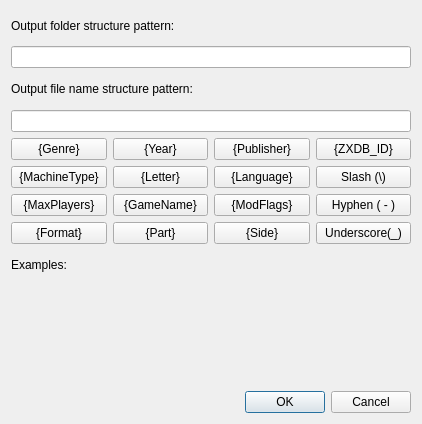
First picture: the form in ui/OutputFolderStructureEditor.ui, repository ladyeklipse/ZX-Pokemaster, before the edit.
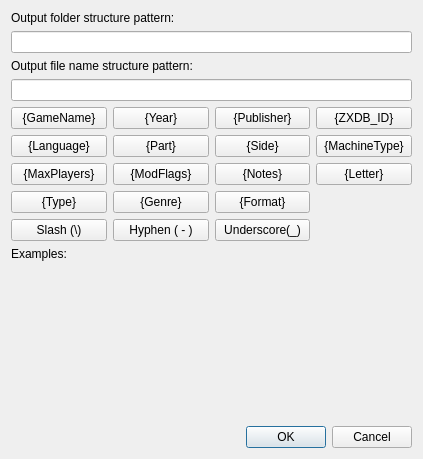
Second picture: the form after the edit.

```diff
--- a/ui/OutputFolderStructureEditor.ui
+++ b/ui/OutputFolderStructureEditor.ui
@@ -6,14 +6,97 @@
    <rect>
     <x>0</x>
     <y>0</y>
-    <width>422</width>
-    <height>424</height>
+    <width>423</width>
+    <height>459</height>
    </rect>
   </property>
   <property name="windowTitle">
    <string>Edit output folder structure</string>
   </property>
-  <layout class="QGridLayout" name="gridLayout">
+  <layout class="QGridLayout" name="gridLayout" rowstretch="0,0,0,0,0,0,0,0,0,0,0,0,0,1,0">
+   <item row="7" column="1">
+    <widget class="QPushButton" name="btnPart">
+     <property name="focusPolicy">
+      <enum>Qt::NoFocus</enum>
+     </property>
+     <property name="text">
+      <string>{Part}</string>
+     </property>
+    </widget>
+   </item>
+   <item row="7" column="2">
+    <widget class="QPushButton" name="btnSide">
+     <property name="focusPolicy">
+      <enum>Qt::NoFocus</enum>
+     </property>
+     <property name="text">
+      <string>{Side}</string>
+     </property>
+    </widget>
+   </item>
+   <item row="11" column="2">
+    <widget class="QPushButton" name="btnUnderscore">
+     <property name="focusPolicy">
+      <enum>Qt::NoFocus</enum>
+     </property>
+     <property name="text">
+      <string>Underscore(_)</string>
+     </property>
+    </widget>
+   </item>
+   <item row="8" column="0">
+    <widget class="QPushButton" name="btnNumberOfPlayers">
+     <property name="focusPolicy">
+      <enum>Qt::NoFocus</enum>
+     </property>
+     <property name="text">
+      <string>{MaxPlayers}</string>
+     </property>
+    </widget>
+   </item>
+   <item row="11" column="1">
+    <widget class="QPushButton" name="btnHyphen">
+     <property name="focusPolicy">
+      <enum>Qt::NoFocus</enum>
+     </property>
+     <property name="text">
+      <string>Hyphen ( - )</string>
+     </property>
+    </widget>
+   </item>
+   <item row="11" column="0">
+    <widget class="QPushButton" name="btnSlash">
+     <property name="focusPolicy">
+      <enum>Qt::NoFocus</enum>
+     </property>
+     <property name="text">
+      <string>Slash (\)</string>
+     </property>
+    </widget>
+   </item>
+   <item row="9" column="0">
+    <widget class="QPushButton" name="btnType">
+     <property name="focusPolicy">
+      <enum>Qt::NoFocus</enum>
+     </property>
+     <property name="contextMenuPolicy">
+      <enum>Qt::DefaultContextMenu</enum>
+     </property>
+     <property name="text">
+      <string>{Type}</string>
+     </property>
+    </widget>
+   </item>
+   <item row="9" column="1">
+    <widget class="QPushButton" name="btnGenre">
+     <property name="focusPolicy">
+      <enum>Qt::NoFocus</enum>
+     </property>
+     <property name="text">
+      <string>{Genre}</string>
+     </property>
+    </widget>
+   </item>
    <item row="0" column="0" colspan="2">
     <widget class="QLabel" name="label">
      <property name="text">
@@ -21,36 +104,6 @@
      </property>
     </widget>
    </item>
-   <item row="6" column="1">
-    <widget class="QPushButton" name="btnYear">
-     <property name="focusPolicy">
-      <enum>Qt::NoFocus</enum>
-     </property>
-     <property name="text">
-      <string>{Year}</string>
-     </property>
-    </widget>
-   </item>
-   <item row="8" column="1">
-    <widget class="QPushButton" name="btnGameName">
-     <property name="focusPolicy">
-      <enum>Qt::NoFocus</enum>
-     </property>
-     <property name="text">
-      <string>{GameName}</string>
-     </property>
-    </widget>
-   </item>
-   <item row="7" column="1">
-    <widget class="QPushButton" name="btnLetter">
-     <property name="focusPolicy">
-      <enum>Qt::NoFocus</enum>
-     </property>
-     <property name="text">
-      <string>{Letter}</string>
-     </property>
-    </widget>
-   </item>
    <item row="6" column="3">
     <widget class="QPushButton" name="btnZXDB_ID">
      <property name="focusPolicy">
@@ -61,16 +114,6 @@
      </property>
     </widget>
    </item>
-   <item row="8" column="3">
-    <widget class="QPushButton" name="btnHyphen">
-     <property name="focusPolicy">
-      <enum>Qt::NoFocus</enum>
-     </property>
-     <property name="text">
-      <string>Hyphen ( - )</string>
-     </property>
-    </widget>
-   </item>
    <item row="3" column="0" colspan="4">
     <widget class="QLineEdit" name="txtOutputFileNameStructure">
      <property name="text">
@@ -85,17 +128,7 @@
      </property>
     </widget>
    </item>
-   <item row="6" column="0">
-    <widget class="QPushButton" name="btnGenre">
-     <property name="focusPolicy">
-      <enum>Qt::NoFocus</enum>
-     </property>
-     <property name="text">
-      <string>{Genre}</string>
-     </property>
-    </widget>
-   </item>
-   <item row="12" column="1" colspan="3">
+   <item row="14" column="1" colspan="3">
     <widget class="QDialogButtonBox" name="buttonBox">
      <property name="focusPolicy">
       <enum>Qt::NoFocus</enum>
@@ -108,117 +141,17 @@
      </property>
     </widget>
    </item>
-   <item row="9" column="0">
-    <widget class="QPushButton" name="btnFormat">
-     <property name="focusPolicy">
-      <enum>Qt::NoFocus</enum>
-     </property>
-     <property name="text">
-      <string>{Format}</string>
-     </property>
-    </widget>
-   </item>
-   <item row="8" column="0">
-    <widget class="QPushButton" name="btnNumberOfPlayers">
-     <property name="focusPolicy">
-      <enum>Qt::NoFocus</enum>
-     </property>
-     <property name="text">
-      <string>{MaxPlayers}</string>
-     </property>
-    </widget>
-   </item>
-   <item row="9" column="3">
-    <widget class="QPushButton" name="btnUnderscore">
-     <property name="focusPolicy">
-      <enum>Qt::NoFocus</enum>
-     </property>
-     <property name="text">
-      <string>Underscore(_)</string>
-     </property>
-    </widget>
-   </item>
-   <item row="7" column="3">
-    <widget class="QPushButton" name="btnSlash">
-     <property name="focusPolicy">
-      <enum>Qt::NoFocus</enum>
-     </property>
-     <property name="text">
-      <string>Slash (\)</string>
-     </property>
-    </widget>
-   </item>
-   <item row="8" column="2">
-    <widget class="QPushButton" name="btnModFlags">
-     <property name="focusPolicy">
-      <enum>Qt::NoFocus</enum>
-     </property>
-     <property name="text">
-      <string>{ModFlags}</string>
-     </property>
-    </widget>
-   </item>
-   <item row="7" column="2">
-    <widget class="QPushButton" name="btnLanguage">
-     <property name="focusPolicy">
-      <enum>Qt::NoFocus</enum>
-     </property>
-     <property name="text">
-      <string>{Language}</string>
-     </property>
-    </widget>
-   </item>
-   <item row="6" column="2">
-    <widget class="QPushButton" name="btnPublisher">
-     <property name="focusPolicy">
-      <enum>Qt::NoFocus</enum>
-     </property>
-     <property name="text">
-      <string>{Publisher}</string>
-     </property>
-    </widget>
-   </item>
-   <item row="9" column="2">
-    <widget class="QPushButton" name="btnSide">
-     <property name="focusPolicy">
-      <enum>Qt::NoFocus</enum>
-     </property>
-     <property name="text">
-      <string>{Side}</string>
-     </property>
-    </widget>
-   </item>
-   <item row="7" column="0">
-    <widget class="QPushButton" name="btnMachineType">
-     <property name="focusPolicy">
-      <enum>Qt::NoFocus</enum>
-     </property>
-     <property name="text">
-      <string>{MachineType}</string>
-     </property>
-    </widget>
-   </item>
    <item row="1" column="0" colspan="4">
     <widget class="QLineEdit" name="txtOutputFolderStructure"/>
    </item>
-   <item row="9" column="1">
-    <widget class="QPushButton" name="btnPart">
-     <property name="focusPolicy">
-      <enum>Qt::NoFocus</enum>
-     </property>
-     <property name="text">
-      <string>{Part}</string>
-     </property>
-    </widget>
-   </item>
-   <item row="10" column="0">
+   <item row="12" column="0">
     <widget class="QLabel" name="label_2">
      <property name="text">
       <string>Examples:</string>
      </property>
     </widget>
    </item>
-   <item row="11" column="0" colspan="4">
+   <item row="13" column="0" colspan="4">
     <widget class="QLabel" name="lblExample">
      <property name="sizePolicy">
       <sizepolicy hsizetype="Expanding" vsizetype="Preferred">
@@ -252,6 +185,96 @@
      </property>
     </widget>
    </item>
+   <item row="7" column="3">
+    <widget class="QPushButton" name="btnMachineType">
+     <property name="focusPolicy">
+      <enum>Qt::NoFocus</enum>
+     </property>
+     <property name="text">
+      <string>{MachineType}</string>
+     </property>
+    </widget>
+   </item>
+   <item row="6" column="2">
+    <widget class="QPushButton" name="btnPublisher">
+     <property name="focusPolicy">
+      <enum>Qt::NoFocus</enum>
+     </property>
+     <property name="text">
+      <string>{Publisher}</string>
+     </property>
+    </widget>
+   </item>
+   <item row="7" column="0">
+    <widget class="QPushButton" name="btnLanguage">
+     <property name="focusPolicy">
+      <enum>Qt::NoFocus</enum>
+     </property>
+     <property name="text">
+      <string>{Language}</string>
+     </property>
+    </widget>
+   </item>
+   <item row="8" column="1">
+    <widget class="QPushButton" name="btnModFlags">
+     <property name="focusPolicy">
+      <enum>Qt::NoFocus</enum>
+     </property>
+     <property name="text">
+      <string>{ModFlags}</string>
+     </property>
+    </widget>
+   </item>
+   <item row="6" column="1">
+    <widget class="QPushButton" name="btnYear">
+     <property name="focusPolicy">
+      <enum>Qt::NoFocus</enum>
+     </property>
+     <property name="text">
+      <string>{Year}</string>
+     </property>
+    </widget>
+   </item>
+   <item row="6" column="0">
+    <widget class="QPushButton" name="btnGameName">
+     <property name="focusPolicy">
+      <enum>Qt::NoFocus</enum>
+     </property>
+     <property name="text">
+      <string>{GameName}</string>
+     </property>
+    </widget>
+   </item>
+   <item row="8" column="2">
+    <widget class="QPushButton" name="btnNotes">
+     <property name="focusPolicy">
+      <enum>Qt::NoFocus</enum>
+     </property>
+     <property name="text">
+      <string>{Notes}</string>
+     </property>
+    </widget>
+   </item>
+   <item row="8" column="3">
+    <widget class="QPushButton" name="btnLetter">
+     <property name="focusPolicy">
+      <enum>Qt::NoFocus</enum>
+     </property>
+     <property name="text">
+      <string>{Letter}</string>
+     </property>
+    </widget>
+   </item>
+   <item row="9" column="2">
+    <widget class="QPushButton" name="btnFormat">
+     <property name="focusPolicy">
+      <enum>Qt::NoFocus</enum>
+     </property>
+     <property name="text">
+      <string>{Format}</string>
+     </property>
+    </widget>
+   </item>
   </layout>
  </widget>
  <tabstops>
```
